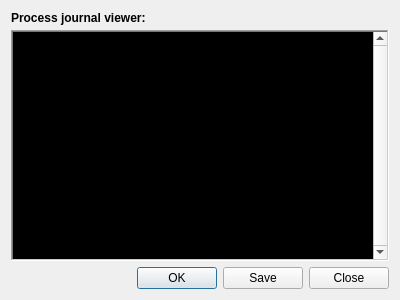
This is tjournal_form.ui in stasinek/Koperek as Qt 5 draws it before an edit. The edited form follows.
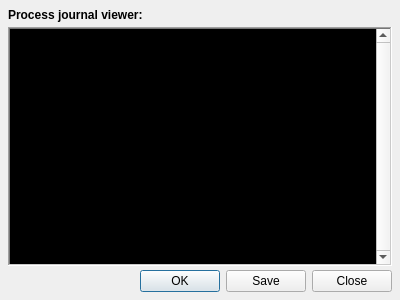
This is the edited form.

```diff
--- a/tjournal_form.ui
+++ b/tjournal_form.ui
@@ -14,6 +14,21 @@
    <string>Dialog</string>
   </property>
   <layout class="QVBoxLayout" name="verticalLayout_2">
+   <property name="spacing">
+    <number>4</number>
+   </property>
+   <property name="leftMargin">
+    <number>8</number>
+   </property>
+   <property name="topMargin">
+    <number>8</number>
+   </property>
+   <property name="rightMargin">
+    <number>8</number>
+   </property>
+   <property name="bottomMargin">
+    <number>8</number>
+   </property>
    <item>
     <layout class="QVBoxLayout" name="verticalLayout">
      <property name="sizeConstraint">
```
